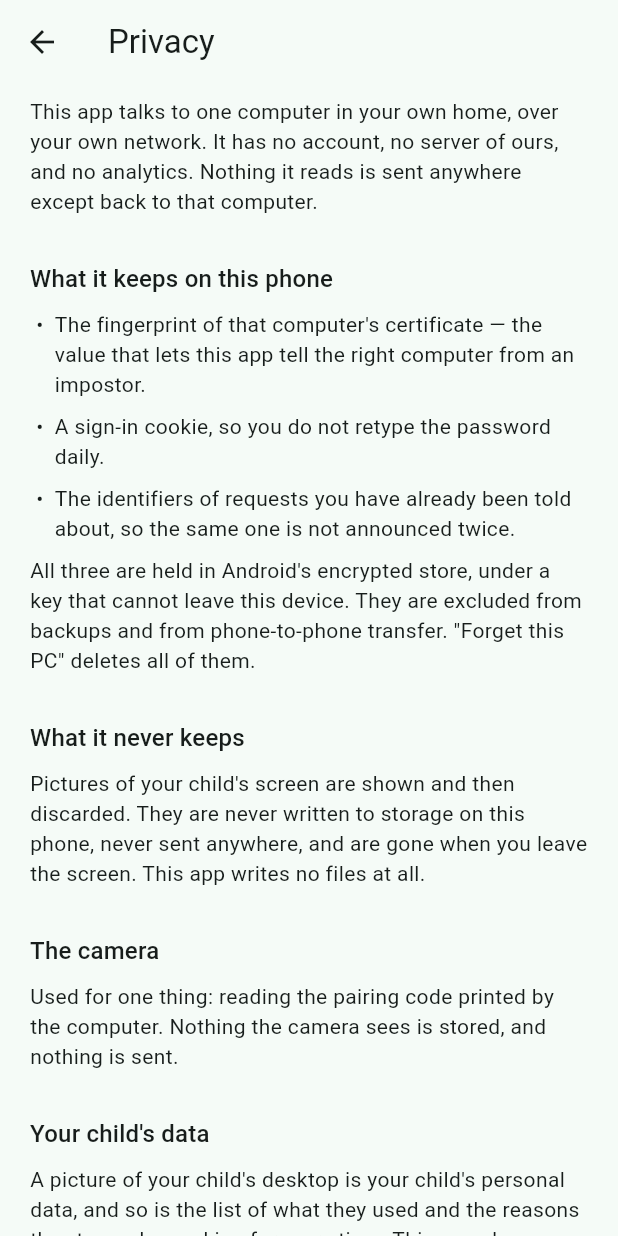
After one commit to emrecdr/nestwatch-mobile, a Flutter app: the screen it shows after launch, after a tap on "How this app handles your data", on a phone screen of 412 x 824 dp. The commit adds this screen. Run offline on Flutter 3.47's test engine with Material 3 defaults, Android fonts, the phone set to English and light mode, and no system bars; our stand-ins replace flutter_local_notifications, flutter_secure_storage; missing offline and left inert: flutter_foreground_task, mobile_scanner, workmanager.

Commit message:
A policy a reviewer can actually open, and one finding withdrawn
Play wants the privacy policy at a public URL in the Console AND reachable inside
the app. The second half is the one that gets forgotten, and the placement matters
more than it looks: a reviewer has no nestwatch to pair with, so a policy behind
sign-in is one nobody assessing this app can reach. It hangs off the pairing
screen, which is the only screen that works with no PC on the network, and off the
identity dialog for a parent already inside.

Every claim in it was checked rather than written from intent. grep for filesystem
writes in lib/ returns nothing, so "this app writes no files at all" is a fact
about this build. Screenshot frames are held in memory and evicted. The three
stored items are the three keys in secure storage and no others.

The permission paragraph is written from the MERGED manifest, which is the list a
parent sees on the store. This repo declares three; the build ships ten, the rest
arriving from plugins - CAMERA, WAKE_LOCK, RECEIVE_BOOT_COMPLETED and others
nobody here wrote. Worth knowing before the Data safety form. An earlier pass of
this flagged android.permission.DUMP as well; it is not requested at all, it is the
permission demanded OF CALLERS on two exported AndroidX receivers, which a precise
read showed and a loose grep did not.

test/store_requirements_test.dart guards both things that fail silently: the
isMonitoringTool declaration Play rejects for, and the policy staying reachable
before pairing. Neither can be caught by running the app - it works fine without
either - and both surface days later as a refused upload.

Item 3 of the brief is withdrawn, and kept rather than deleted. It asked to set the
notification visibility explicitly and add a redacted public version. Neither
holds: NotificationCompat.Builder initialises mVisibility to 0, VISIBILITY_PRIVATE,
read out of androidx.core 1.16.0's bytecode because no documentation states it - so
setting it explicitly changes nothing - and flutter_local_notifications has no
publicVersion API to build the redaction on. What is left is narrower than the
entry implied, since the text is written by the child in the first place.

A withdrawn finding is worth as much as a confirmed one, and "set the visibility
explicitly" would have read as diligence while doing nothing at all.

```diff
--- a/lib/src/ui/home_screen.dart
+++ b/lib/src/ui/home_screen.dart
@@ -26,6 +26,7 @@ import '../pinning/certificate_expiry.dart';
 import '../pairing/pairing_controller.dart';
 import '../pairing/server_identity.dart';
 import 'notice.dart';
+import 'privacy_screen.dart';
 import 'notifications_sheet.dart';
 import 'screenshot_screen.dart';
 import 'time_codes_screen.dart';
@@ -277,6 +278,13 @@ class _HomeScreenState extends State<HomeScreen> {
           TextButton(
             onPressed: () {
               Navigator.of(context).pop();
+              Navigator.of(context).push(PrivacyScreen.route());
+            },
+            child: const Text('Privacy'),
+          ),
+          TextButton(
+            onPressed: () {
+              Navigator.of(context).pop();
               widget.controller.unpair();
             },
             child: const Text('Forget this PC'),
--- a/lib/src/ui/pairing_screen.dart
+++ b/lib/src/ui/pairing_screen.dart
@@ -10,6 +10,7 @@ import '../pairing/server_identity.dart';
 import '../pinning/fingerprint.dart';
 import 'fingerprint_view.dart';
 import 'notice.dart';
+import 'privacy_screen.dart';
 import 'scan_screen.dart';
 
 class PairingScreen extends StatefulWidget {
@@ -76,7 +77,23 @@ class _PairingScreenState extends State<PairingScreen> {
     ),
     body: SingleChildScrollView(
       padding: const EdgeInsets.all(20),
-      child: _body(context),
+      child: Column(
+        crossAxisAlignment: CrossAxisAlignment.stretch,
+        children: [
+          _body(context),
+          // Reachable without pairing, deliberately. Play requires the policy inside the
+          // app, and a reviewer has no nestwatch to pair with — behind sign-in it would
+          // be a policy nobody assessing this app can open.
+          const SizedBox(height: 32),
+          Center(
+            child: TextButton(
+              onPressed: () =>
+                  Navigator.of(context).push(PrivacyScreen.route()),
+              child: const Text('How this app handles your data'),
+            ),
+          ),
+        ],
+      ),
     ),
   );
 
--- /dev/null
+++ b/lib/src/ui/privacy_screen.dart
@@ -0,0 +1,110 @@
+/// What this app does with data, in the app, because Play requires it there.
+///
+/// The policy has to be at a public URL in the Console field **and** reachable from
+/// inside the app. This is the second half.
+///
+/// ## Why it hangs off the pairing screen
+///
+/// A reviewer has no nestwatch to pair with. A policy reachable only from the signed-in
+/// screens is a policy nobody assessing this app can open, and the first they would learn
+/// of that is a rejection.
+///
+/// ## Every claim here was checked against the code
+///
+/// Not written from intent. `grep` for filesystem writes in `lib/` returns nothing, so
+/// "nothing is written to storage except the three items below" is a fact about this
+/// build rather than a promise about the design. The permissions list is read from the
+/// **merged** manifest, which is the one that matters: most of those permissions arrive
+/// from plugins and appear on the store listing without ever being written here.
+library;
+
+import 'package:flutter/material.dart';
+
+class PrivacyScreen extends StatelessWidget {
+  const PrivacyScreen({super.key});
+
+  static Route<void> route() =>
+      MaterialPageRoute<void>(builder: (_) => const PrivacyScreen());
+
+  @override
+  Widget build(BuildContext context) {
+    final theme = Theme.of(context);
+    return Scaffold(
+      appBar: AppBar(title: const Text('Privacy')),
+      body: ListView(
+        padding: const EdgeInsets.fromLTRB(20, 8, 20, 40),
+        children: [
+          _p(
+            theme,
+            'This app talks to one computer in your own home, over your own network. '
+            'It has no account, no server of ours, and no analytics. Nothing it reads '
+            'is sent anywhere except back to that computer.',
+          ),
+          _h(theme, 'What it keeps on this phone'),
+          _bullet(theme, 'The fingerprint of that computer\'s certificate — the value '
+              'that lets this app tell the right computer from an impostor.'),
+          _bullet(theme, 'A sign-in cookie, so you do not retype the password daily.'),
+          _bullet(theme, 'The identifiers of requests you have already been told about, '
+              'so the same one is not announced twice.'),
+          _p(
+            theme,
+            'All three are held in Android\'s encrypted store, under a key that cannot '
+            'leave this device. They are excluded from backups and from phone-to-phone '
+            'transfer. "Forget this PC" deletes all of them.',
+          ),
+          _h(theme, 'What it never keeps'),
+          _p(
+            theme,
+            'Pictures of your child\'s screen are shown and then discarded. They are '
+            'never written to storage on this phone, never sent anywhere, and are gone '
+            'when you leave the screen. This app writes no files at all.',
+          ),
+          _h(theme, 'The camera'),
+          _p(
+            theme,
+            'Used for one thing: reading the pairing code printed by the computer. '
+            'Nothing the camera sees is stored, and nothing is sent.',
+          ),
+          _h(theme, 'Your child\'s data'),
+          _p(
+            theme,
+            'A picture of your child\'s desktop is your child\'s personal data, and so '
+            'is the list of what they used and the reasons they type when asking for '
+            'more time. This app shows you that data and keeps none of it. What is '
+            'recorded lives on the computer being monitored, under your control, and '
+            'this app cannot make copies of it elsewhere.',
+          ),
+          _h(theme, 'Permissions'),
+          _p(
+            theme,
+            'Notifications, to tell you a request is waiting. The camera, for the '
+            'pairing code. Network access, to reach that one computer. A foreground '
+            'service, only while you switch on "watch now", so that checking every '
+            'minute is visible to you rather than hidden.',
+          ),
+        ],
+      ),
+    );
+  }
+
+  Widget _h(ThemeData theme, String text) => Padding(
+    padding: const EdgeInsets.only(top: 26, bottom: 8),
+    child: Text(text, style: theme.textTheme.titleMedium),
+  );
+
+  Widget _p(ThemeData theme, String text) => Padding(
+    padding: const EdgeInsets.only(bottom: 4),
+    child: Text(text, style: theme.textTheme.bodyMedium),
+  );
+
+  Widget _bullet(ThemeData theme, String text) => Padding(
+    padding: const EdgeInsets.only(bottom: 8, left: 4),
+    child: Row(
+      crossAxisAlignment: CrossAxisAlignment.start,
+      children: [
+        Text('•  ', style: theme.textTheme.bodyMedium),
+        Expanded(child: Text(text, style: theme.textTheme.bodyMedium)),
+      ],
+    ),
+  );
+}
```
Also changed, not shown: 2 other files.
